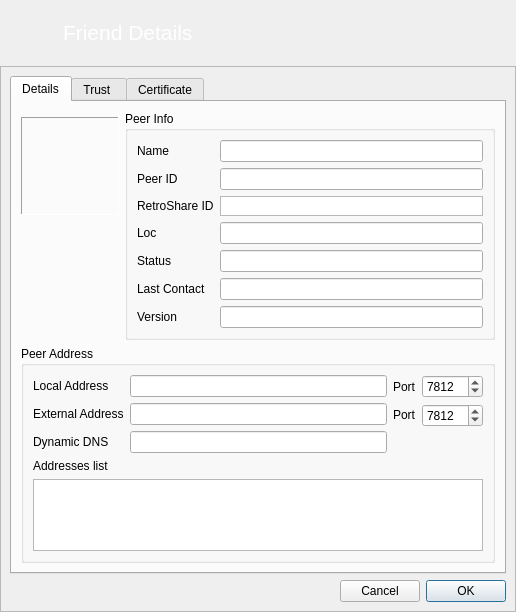
Before: the Qt Designer form retroshare-gui/src/gui/connect/ConfCertDialog.ui in RetroShare/RetroShare, drawn with Qt 5.
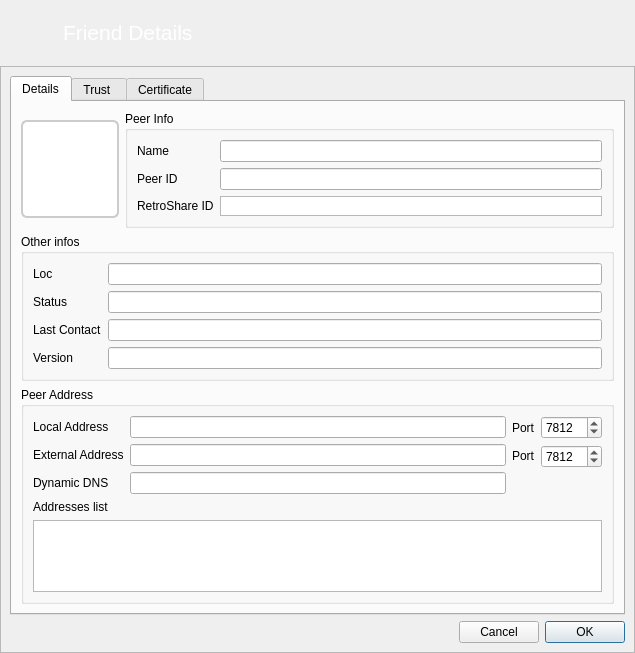
After: the same form once the commit is applied. Icons and pictures are not drawn. Custom widgets are drawn as their Qt base class.

Commit message: Added a new GroupBox for bether look

Patch:
```diff
--- a/retroshare-gui/src/gui/connect/ConfCertDialog.ui
+++ b/retroshare-gui/src/gui/connect/ConfCertDialog.ui
@@ -6,8 +6,8 @@
    <rect>
     <x>0</x>
     <y>0</y>
-    <width>516</width>
-    <height>602</height>
+    <width>635</width>
+    <height>629</height>
    </rect>
   </property>
   <property name="windowTitle">
@@ -88,6 +88,46 @@
       <enum>QFrame::Raised</enum>
      </property>
      <layout class="QGridLayout" name="gridLayout_4">
+      <item row="1" column="0">
+       <layout class="QGridLayout" name="_12">
+        <item row="0" column="0">
+         <spacer>
+          <property name="orientation">
+           <enum>Qt::Horizontal</enum>
+          </property>
+          <property name="sizeHint" stdset="0">
+           <size>
+            <width>311</width>
+            <height>20</height>
+           </size>
+          </property>
+         </spacer>
+        </item>
+        <item row="0" column="2">
+         <widget class="QPushButton" name="applyButton">
+          <property name="toolTip">
+           <string>Apply and Close</string>
+          </property>
+          <property name="text">
+           <string>OK</string>
+          </property>
+          <property name="autoDefault">
+           <bool>false</bool>
+          </property>
+          <property name="default">
+           <bool>true</bool>
+          </property>
+         </widget>
+        </item>
+        <item row="0" column="1">
+         <widget class="QPushButton" name="cancelButton">
+          <property name="text">
+           <string>Cancel</string>
+          </property>
+         </widget>
+        </item>
+       </layout>
+      </item>
       <item row="0" column="0">
        <widget class="QTabWidget" name="stabWidget">
         <property name="currentIndex">
@@ -101,13 +141,60 @@
          <attribute name="title">
           <string>Details</string>
          </attribute>
-         <layout class="QGridLayout" name="gridLayout_3">
-          <item row="0" column="1" rowspan="3">
+         <layout class="QGridLayout" name="gridLayout_8">
+          <item row="0" column="0">
+           <widget class="QFrame" name="avatarFrame">
+            <property name="maximumSize">
+             <size>
+              <width>98</width>
+              <height>98</height>
+             </size>
+            </property>
+            <property name="styleSheet">
+             <string notr="true">QFrame#avatarFrame{
+border: 2px solid #CCCCCC;
+border-radius:6px;
+background: white;
+}</string>
+            </property>
+            <property name="frameShape">
+             <enum>QFrame::NoFrame</enum>
+            </property>
+            <property name="frameShadow">
+             <enum>QFrame::Sunken</enum>
+            </property>
+            <layout class="QHBoxLayout" name="horizontalLayout_2">
+             <property name="margin">
+              <number>0</number>
+             </property>
+             <item>
+              <widget class="AvatarWidget" name="avatar">
+               <property name="minimumSize">
+                <size>
+                 <width>96</width>
+                 <height>96</height>
+                </size>
+               </property>
+               <property name="maximumSize">
+                <size>
+                 <width>96</width>
+                 <height>96</height>
+                </size>
+               </property>
+               <property name="styleSheet">
+                <string notr="true"/>
+               </property>
+              </widget>
+             </item>
+            </layout>
+           </widget>
+          </item>
+          <item row="0" column="1">
            <widget class="QGroupBox" name="groupBox_2">
             <property name="title">
              <string>Peer Info</string>
             </property>
-            <layout class="QGridLayout" name="_2">
+            <layout class="QGridLayout" name="gridLayout_7">
              <item row="0" column="0">
               <widget class="QLabel" name="label_name">
                <property name="text">
@@ -122,70 +209,28 @@
                </property>
               </widget>
              </item>
-             <item row="2" column="0">
+             <item row="1" column="0">
               <widget class="QLabel" name="label_id">
                <property name="text">
                 <string>Peer ID</string>
                </property>
               </widget>
              </item>
-             <item row="2" column="1">
+             <item row="1" column="1">
               <widget class="QLineEdit" name="peerid">
                <property name="readOnly">
                 <bool>true</bool>
                </property>
               </widget>
              </item>
-             <item row="6" column="0">
-              <widget class="QLabel" name="label_last_contact">
-               <property name="text">
-                <string>Last Contact</string>
-               </property>
-              </widget>
-             </item>
-             <item row="6" column="1">
-              <widget class="QLineEdit" name="lastcontact">
-               <property name="readOnly">
-                <bool>true</bool>
-               </property>
-              </widget>
-             </item>
-             <item row="7" column="1">
-              <widget class="QLineEdit" name="version">
-               <property name="readOnly">
-                <bool>true</bool>
-               </property>
-              </widget>
-             </item>
-             <item row="7" column="0">
-              <widget class="QLabel" name="label_version">
-               <property name="text">
-                <string>Version</string>
-               </property>
-              </widget>
-             </item>
-             <item row="4" column="0">
-              <widget class="QLabel" name="label_loc">
-               <property name="text">
-                <string>Loc</string>
-               </property>
-              </widget>
-             </item>
-             <item row="4" column="1">
-              <widget class="QLineEdit" name="loc">
-               <property name="readOnly">
-                <bool>true</bool>
-               </property>
-              </widget>
-             </item>
-             <item row="3" column="0">
+             <item row="2" column="0">
               <widget class="QLabel" name="label_rsid">
                <property name="text">
                 <string>RetroShare ID</string>
                </property>
               </widget>
              </item>
-             <item row="3" column="1">
+             <item row="2" column="1">
               <widget class="LinkTextBrowser" name="rsid">
                <property name="enabled">
                 <bool>true</bool>
@@ -213,50 +258,75 @@
                </property>
               </widget>
              </item>
-             <item row="5" column="0">
+            </layout>
+           </widget>
+          </item>
+          <item row="1" column="0" colspan="2">
+           <widget class="QGroupBox" name="groupBox_4">
+            <property name="title">
+             <string>Other infos</string>
+            </property>
+            <layout class="QGridLayout" name="gridLayout_3">
+             <item row="0" column="0">
+              <widget class="QLabel" name="label_loc">
+               <property name="text">
+                <string>Loc</string>
+               </property>
+              </widget>
+             </item>
+             <item row="0" column="1">
+              <widget class="QLineEdit" name="loc">
+               <property name="readOnly">
+                <bool>true</bool>
+               </property>
+              </widget>
+             </item>
+             <item row="1" column="0">
               <widget class="QLabel" name="label_status">
                <property name="text">
                 <string>Status</string>
                </property>
               </widget>
              </item>
-             <item row="5" column="1">
+             <item row="1" column="1">
               <widget class="QLineEdit" name="statusline">
                <property name="readOnly">
                 <bool>true</bool>
                </property>
               </widget>
              </item>
-             <item row="8" column="0">
-              <spacer name="verticalSpacer_5">
-               <property name="orientation">
-                <enum>Qt::Vertical</enum>
+             <item row="2" column="0">
+              <widget class="QLabel" name="label_last_contact">
+               <property name="text">
+                <string>Last Contact</string>
                </property>
-               <property name="sizeHint" stdset="0">
-                <size>
-                 <width>20</width>
-                 <height>40</height>
-                </size>
+              </widget>
+             </item>
+             <item row="2" column="1">
+              <widget class="QLineEdit" name="lastcontact">
+               <property name="readOnly">
+                <bool>true</bool>
                </property>
-              </spacer>
+              </widget>
+             </item>
+             <item row="3" column="0">
+              <widget class="QLabel" name="label_version">
+               <property name="text">
+                <string>Version</string>
+               </property>
+              </widget>
+             </item>
+             <item row="3" column="1">
+              <widget class="QLineEdit" name="version">
+               <property name="readOnly">
+                <bool>true</bool>
+               </property>
+              </widget>
              </item>
             </layout>
            </widget>
           </item>
-          <item row="2" column="0">
-           <spacer name="verticalSpacer_4">
-            <property name="orientation">
-             <enum>Qt::Vertical</enum>
-            </property>
-            <property name="sizeHint" stdset="0">
-             <size>
-              <width>68</width>
-              <height>126</height>
-             </size>
-            </property>
-           </spacer>
-          </item>
-          <item row="3" column="0" colspan="2">
+          <item row="2" column="0" colspan="2">
            <widget class="QGroupBox" name="groupBox">
             <property name="title">
              <string>Peer Address</string>
@@ -404,7 +474,7 @@
                </property>
               </widget>
              </item>
-             <item row="3" column="0">
+             <item row="3" column="0" colspan="2">
               <spacer>
                <property name="orientation">
                 <enum>Qt::Vertical</enum>
@@ -420,7 +490,7 @@
             </layout>
            </widget>
           </item>
-          <item row="4" column="0" colspan="2">
+          <item row="3" column="0">
            <spacer name="verticalSpacer">
             <property name="orientation">
              <enum>Qt::Vertical</enum>
@@ -433,40 +503,6 @@
             </property>
            </spacer>
           </item>
-          <item row="1" column="0">
-           <widget class="QFrame" name="avatarFrame">
-            <property name="frameShape">
-             <enum>QFrame::Panel</enum>
-            </property>
-            <property name="frameShadow">
-             <enum>QFrame::Sunken</enum>
-            </property>
-            <layout class="QHBoxLayout" name="horizontalLayout_2">
-             <property name="margin">
-              <number>0</number>
-             </property>
-             <item>
-              <widget class="AvatarWidget" name="avatar">
-               <property name="minimumSize">
-                <size>
-                 <width>96</width>
-                 <height>96</height>
-                </size>
-               </property>
-               <property name="maximumSize">
-                <size>
-                 <width>96</width>
-                 <height>96</height>
-                </size>
-               </property>
-               <property name="styleSheet">
-                <string notr="true"/>
-               </property>
-              </widget>
-             </item>
-            </layout>
-           </widget>
-          </item>
          </layout>
         </widget>
         <widget class="QWidget" name="tab_2">
@@ -806,46 +842,6 @@
         </widget>
        </widget>
       </item>
-      <item row="1" column="0">
-       <layout class="QGridLayout" name="_12">
-        <item row="0" column="0">
-         <spacer>
-          <property name="orientation">
-           <enum>Qt::Horizontal</enum>
-          </property>
-          <property name="sizeHint" stdset="0">
-           <size>
-            <width>311</width>
-            <height>20</height>
-           </size>
-          </property>
-         </spacer>
-        </item>
-        <item row="0" column="2">
-         <widget class="QPushButton" name="applyButton">
-          <property name="toolTip">
-           <string>Apply and Close</string>
-          </property>
-          <property name="text">
-           <string>OK</string>
-          </property>
-          <property name="autoDefault">
-           <bool>false</bool>
-          </property>
-          <property name="default">
-           <bool>true</bool>
-          </property>
-         </widget>
-        </item>
-        <item row="0" column="1">
-         <widget class="QPushButton" name="cancelButton">
-          <property name="text">
-           <string>Cancel</string>
-          </property>
-         </widget>
-        </item>
-       </layout>
-      </item>
      </layout>
     </widget>
    </item>
```
The commit also changes 1 other file.
